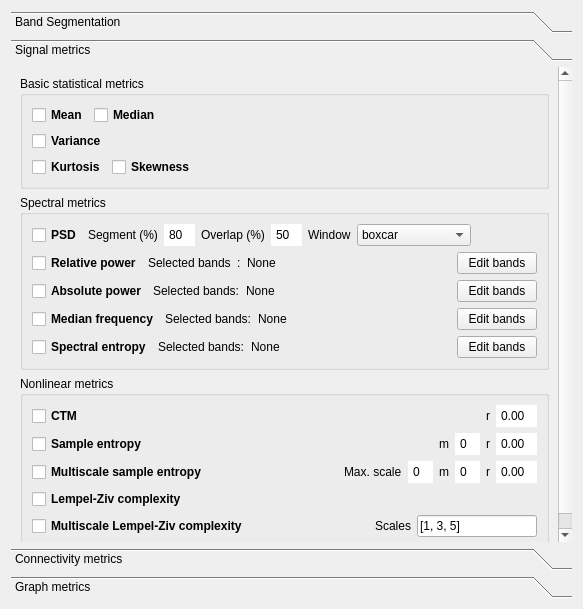
Before: the Qt Designer form parameters.ui in medusabci/medusa-analyzer, drawn with Qt 5.
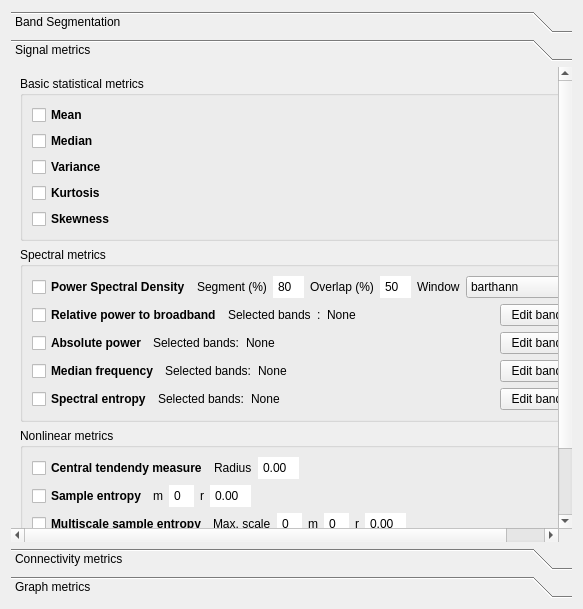
After: the same form once the commit is applied.

What changed in the file:
```diff
--- a/parameters.ui
+++ b/parameters.ui
@@ -244,9 +244,9 @@
       <property name="geometry">
        <rect>
         <x>0</x>
-        <y>0</y>
+        <y>-57</y>
         <width>548</width>
-        <height>493</height>
+        <height>543</height>
        </rect>
       </property>
       <attribute name="label">
@@ -275,6 +275,23 @@
              </widget>
             </item>
             <item>
+             <spacer name="horizontalSpacer">
+              <property name="orientation">
+               <enum>Qt::Horizontal</enum>
+              </property>
+              <property name="sizeHint" stdset="0">
+               <size>
+                <width>40</width>
+                <height>20</height>
+               </size>
+              </property>
+             </spacer>
+            </item>
+           </layout>
+          </item>
+          <item>
+           <layout class="QHBoxLayout" name="horizontalLayout_19">
+            <item>
              <widget class="QCheckBox" name="medianCBox">
               <property name="font">
                <font>
@@ -287,19 +304,6 @@
               </property>
              </widget>
             </item>
-            <item>
-             <spacer name="horizontalSpacer">
-              <property name="orientation">
-               <enum>Qt::Horizontal</enum>
-              </property>
-              <property name="sizeHint" stdset="0">
-               <size>
-                <width>40</width>
-                <height>20</height>
-               </size>
-              </property>
-             </spacer>
-            </item>
            </layout>
           </item>
           <item>
@@ -348,6 +352,23 @@
              </widget>
             </item>
             <item>
+             <spacer name="horizontalSpacer_3">
+              <property name="orientation">
+               <enum>Qt::Horizontal</enum>
+              </property>
+              <property name="sizeHint" stdset="0">
+               <size>
+                <width>40</width>
+                <height>20</height>
+               </size>
+              </property>
+             </spacer>
+            </item>
+           </layout>
+          </item>
+          <item>
+           <layout class="QHBoxLayout" name="horizontalLayout_20">
+            <item>
              <widget class="QCheckBox" name="skewnessCBox">
               <property name="font">
                <font>
@@ -360,19 +381,6 @@
               </property>
              </widget>
             </item>
-            <item>
-             <spacer name="horizontalSpacer_3">
-              <property name="orientation">
-               <enum>Qt::Horizontal</enum>
-              </property>
-              <property name="sizeHint" stdset="0">
-               <size>
-                <width>40</width>
-                <height>20</height>
-               </size>
-              </property>
-             </spacer>
-            </item>
            </layout>
           </item>
          </layout>
@@ -395,7 +403,7 @@
                </font>
               </property>
               <property name="text">
-               <string>PSD</string>
+               <string>Power Spectral Density</string>
               </property>
              </widget>
             </item>
@@ -468,17 +476,7 @@
              <widget class="QComboBox" name="psdcomboBox">
               <item>
                <property name="text">
-                <string>boxcar</string>
-               </property>
-              </item>
-              <item>
-               <property name="text">
-                <string>triang</string>
-               </property>
-              </item>
-              <item>
-               <property name="text">
-                <string>hamming</string>
+                <string>barthann</string>
                </property>
               </item>
               <item>
@@ -518,19 +516,6 @@
               </item>
              </widget>
             </item>
-            <item>
-             <spacer name="horizontalSpacer_15">
-              <property name="orientation">
-               <enum>Qt::Horizontal</enum>
-              </property>
-              <property name="sizeHint" stdset="0">
-               <size>
-                <width>40</width>
-                <height>20</height>
-               </size>
-              </property>
-             </spacer>
-            </item>
            </layout>
           </item>
           <item>
@@ -547,7 +532,7 @@
                <string>&lt;html&gt;&lt;head/&gt;&lt;body&gt;&lt;p&gt;Relative Power&lt;/p&gt;&lt;/body&gt;&lt;/html&gt;</string>
               </property>
               <property name="text">
-               <string>Relative power</string>
+               <string>Relative power to broadband</string>
               </property>
              </widget>
             </item>
@@ -779,30 +764,17 @@
                <string>&lt;html&gt;&lt;head/&gt;&lt;body&gt;&lt;p&gt;Central Tendency Measure&lt;/p&gt;&lt;/body&gt;&lt;/html&gt;</string>
               </property>
               <property name="text">
-               <string>CTM</string>
+               <string>Central tendendy measure</string>
               </property>
              </widget>
             </item>
-            <item>
-             <spacer name="horizontalSpacer_9">
-              <property name="orientation">
-               <enum>Qt::Horizontal</enum>
-              </property>
-              <property name="sizeHint" stdset="0">
-               <size>
-                <width>40</width>
-                <height>20</height>
-               </size>
-              </property>
-             </spacer>
-            </item>
             <item>
              <widget class="QLabel" name="ctmrLabel">
               <property name="toolTip">
                <string>&lt;html&gt;&lt;head/&gt;&lt;body&gt;&lt;p&gt;Radius used to compute the CTM. Should be a positive real number&lt;/p&gt;&lt;/body&gt;&lt;/html&gt;</string>
               </property>
               <property name="text">
-               <string>r</string>
+               <string>Radius</string>
               </property>
              </widget>
             </item>
@@ -818,6 +790,19 @@
               </property>
              </widget>
             </item>
+            <item>
+             <spacer name="horizontalSpacer_9">
+              <property name="orientation">
+               <enum>Qt::Horizontal</enum>
+              </property>
+              <property name="sizeHint" stdset="0">
+               <size>
+                <width>40</width>
+                <height>20</height>
+               </size>
+              </property>
+             </spacer>
+            </item>
            </layout>
           </item>
           <item>
@@ -838,19 +823,6 @@
               </property>
              </widget>
             </item>
-            <item>
-             <spacer name="horizontalSpacer_11">
-              <property name="orientation">
-               <enum>Qt::Horizontal</enum>
-              </property>
-              <property name="sizeHint" stdset="0">
-               <size>
-                <width>40</width>
-                <height>20</height>
-               </size>
-              </property>
-             </spacer>
-            </item>
             <item>
              <widget class="QLabel" name="sampenmLabel">
               <property name="toolTip">
@@ -895,6 +867,19 @@
               </property>
              </widget>
             </item>
+            <item>
+             <spacer name="horizontalSpacer_11">
+              <property name="orientation">
+               <enum>Qt::Horizontal</enum>
+              </property>
+              <property name="sizeHint" stdset="0">
+               <size>
+                <width>40</width>
+                <height>20</height>
+               </size>
+              </property>
+             </spacer>
+            </item>
            </layout>
           </item>
           <item>
@@ -915,19 +900,6 @@
               </property>
              </widget>
             </item>
-            <item>
-             <spacer name="horizontalSpacer_12">
-              <property name="orientation">
-               <enum>Qt::Horizontal</enum>
-              </property>
-              <property name="sizeHint" stdset="0">
-               <size>
-                <width>40</width>
-                <height>20</height>
-               </size>
-              </property>
-             </spacer>
-            </item>
             <item>
              <widget class="QLabel" name="maxscaleLabel">
               <property name="toolTip">
@@ -994,6 +966,19 @@
               </property>
              </widget>
             </item>
+            <item>
+             <spacer name="horizontalSpacer_12">
+              <property name="orientation">
+               <enum>Qt::Horizontal</enum>
+              </property>
+              <property name="sizeHint" stdset="0">
+               <size>
+                <width>40</width>
+                <height>20</height>
+               </size>
+              </property>
+             </spacer>
+            </item>
            </layout>
           </item>
           <item>
```
Left out of the diff: 82 changed lines with no effect on the pictures.
